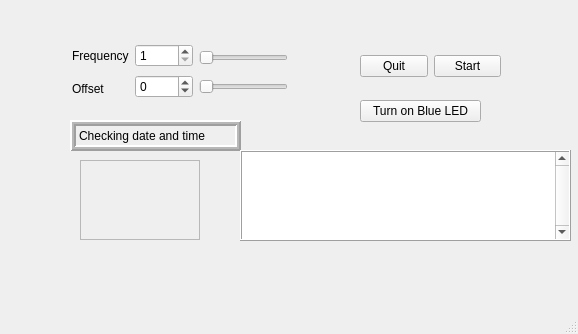
The window that test0/gui.ui (ursl/tessie) describes before a commit, drawn with Qt 5.
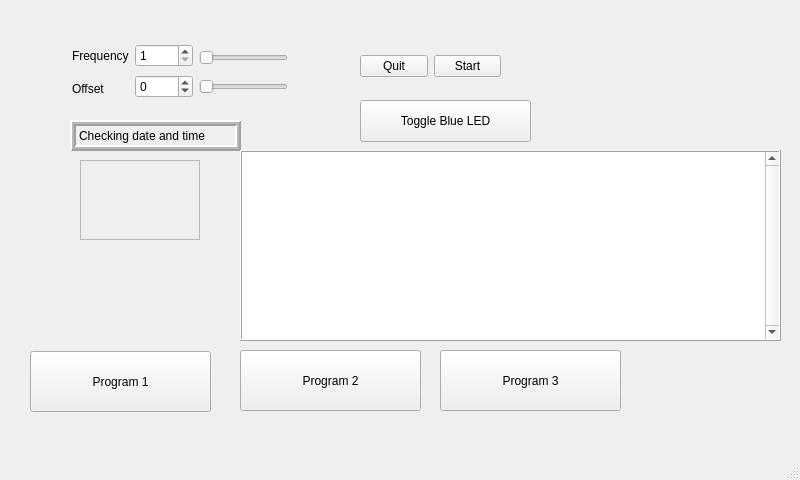
The same window after the commit.

The edit to the form file:
```diff
--- a/test0/gui.ui
+++ b/test0/gui.ui
@@ -6,8 +6,8 @@
    <rect>
     <x>0</x>
     <y>0</y>
-    <width>578</width>
-    <height>334</height>
+    <width>800</width>
+    <height>480</height>
    </rect>
   </property>
   <property name="windowTitle">
@@ -259,8 +259,8 @@
      <rect>
       <x>240</x>
       <y>150</y>
-      <width>331</width>
-      <height>91</height>
+      <width>541</width>
+      <height>191</height>
      </rect>
     </property>
     <property name="frameShape">
@@ -293,12 +293,51 @@
      <rect>
       <x>360</x>
       <y>100</y>
-      <width>121</width>
-      <height>22</height>
+      <width>171</width>
+      <height>42</height>
      </rect>
     </property>
     <property name="text">
-     <string>Turn on Blue LED</string>
+     <string>Toggle Blue LED</string>
+    </property>
+   </widget>
+   <widget class="QPushButton" name="pushButton_3">
+    <property name="geometry">
+     <rect>
+      <x>30</x>
+      <y>351</y>
+      <width>181</width>
+      <height>61</height>
+     </rect>
+    </property>
+    <property name="text">
+     <string>Program 1</string>
+    </property>
+   </widget>
+   <widget class="QPushButton" name="pushButton_4">
+    <property name="geometry">
+     <rect>
+      <x>240</x>
+      <y>350</y>
+      <width>181</width>
+      <height>61</height>
+     </rect>
+    </property>
+    <property name="text">
+     <string>Program 2</string>
+    </property>
+   </widget>
+   <widget class="QPushButton" name="pushButton_5">
+    <property name="geometry">
+     <rect>
+      <x>440</x>
+      <y>350</y>
+      <width>181</width>
+      <height>61</height>
+     </rect>
+    </property>
+    <property name="text">
+     <string>Program 3</string>
     </property>
    </widget>
   </widget>
```
